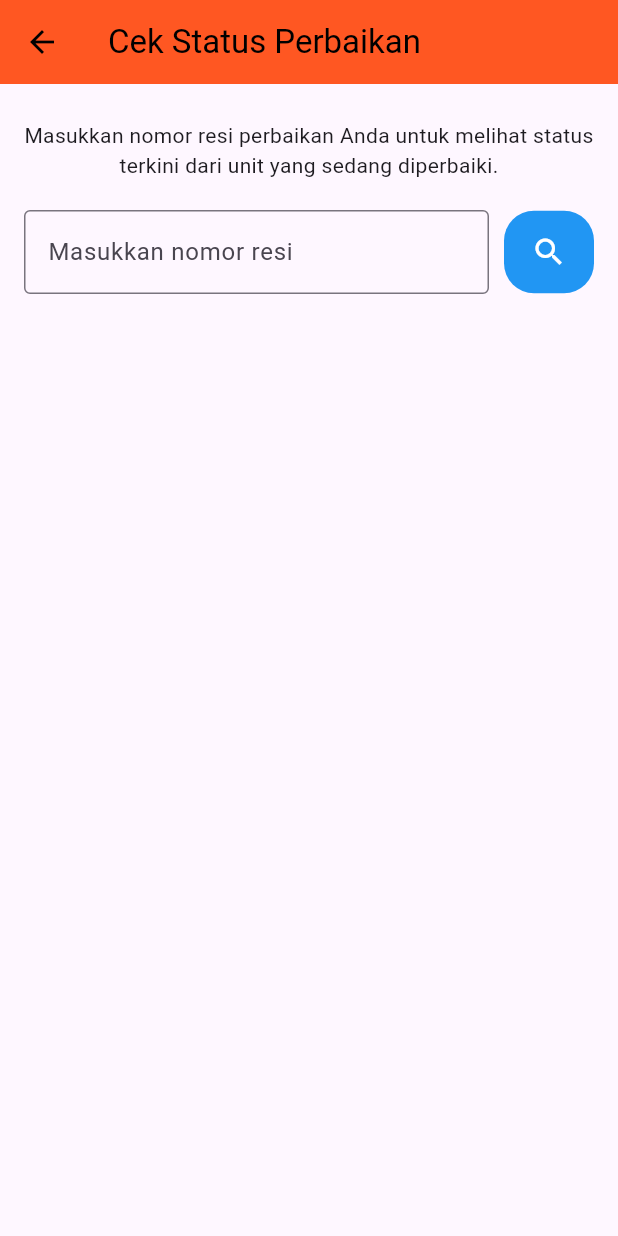
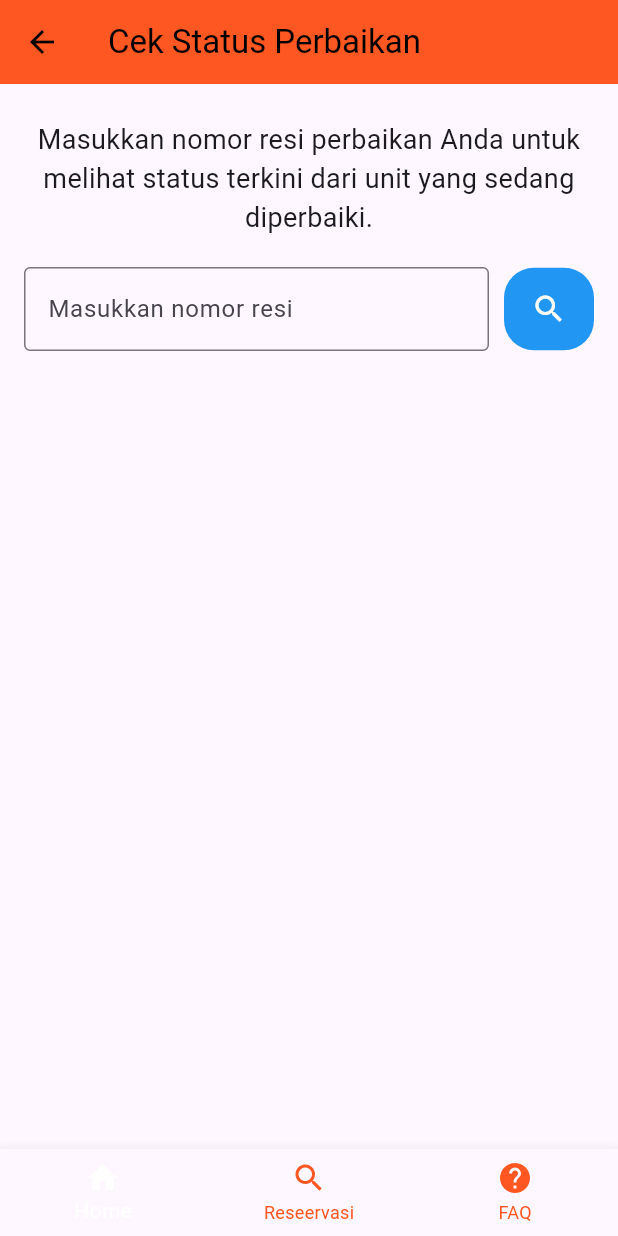
Before and after one commit to piezzy/flutter_selismolishoki, a Flutter app: the SearchReservationPage screen opened directly, on a phone screen of 412 x 824 dp. Run offline on Flutter 3.47's test engine with Material 3 defaults, Android fonts, the phone set to English and light mode, and no system bars; our stand-ins replace carousel_slider, flutter_map, geolocator, image_picker, latlong2.

Commit message:
CekStatus.dart

```diff
--- a/lib/screens/CekStatus.dart
+++ b/lib/screens/CekStatus.dart
@@ -41,7 +41,7 @@ class SearchReservationPage extends StatelessWidget {
             Center(
               child: Text(
                 'Masukkan nomor resi perbaikan Anda untuk melihat status terkini dari unit yang sedang diperbaiki.',
-                style: TextStyle(fontSize: 14),
+                style: TextStyle(fontSize: 18),
                 textAlign: TextAlign.center,
               ),
             ),
@@ -56,9 +56,9 @@ class SearchReservationPage extends StatelessWidget {
                     ),
                   ),
                 ),
-                SizedBox(width: 10),
+                SizedBox(width: 10), // jarak antara TextField dan tombol search
                 Container(
-                  height: 55, // tinggi
+                  height: 55, // tinggi sejajar dengan TextField
                   width: 60,
                   decoration: BoxDecoration(
                     color: Colors.blue,
@@ -67,6 +67,7 @@ class SearchReservationPage extends StatelessWidget {
                   child: IconButton(
                     icon: Icon(Icons.search, color: Colors.white),
                     onPressed: () {
+                      // Aksi ketika search ditekan
                     },
                   ),
                 ),
@@ -75,6 +76,16 @@ class SearchReservationPage extends StatelessWidget {
           ],
         ),
       ),
+      bottomNavigationBar: BottomNavigationBar(
+        items: [
+          BottomNavigationBarItem(icon: Icon(Icons.home), label: 'Home'),
+          BottomNavigationBarItem(icon: Icon(Icons.search), label: 'Reseervasi'),
+          BottomNavigationBarItem(icon: Icon(Icons.help), label: 'FAQ'),
+        ],
+        selectedItemColor: Colors.white, // item aktif
+        unselectedItemColor: Colors.deepOrange, // item tidak aktif
+        type: BottomNavigationBarType.fixed, // item kelihatan
+      ),
     );
   }
 }
```
